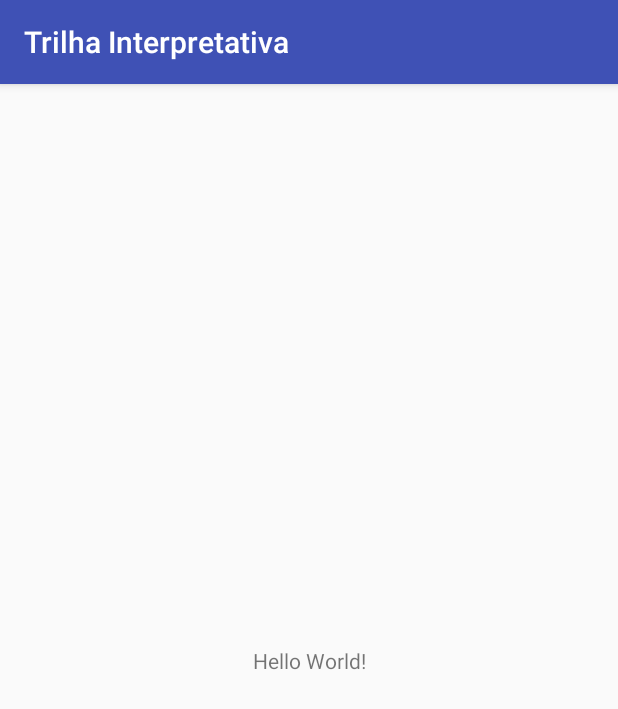
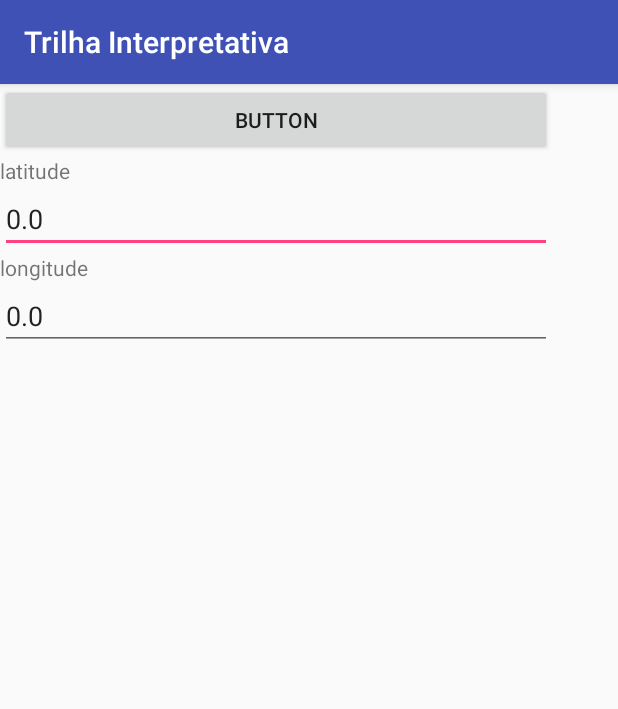
Before and after one commit to ivanknow/app-trilhas-interpretativas, an Android app: the screen it shows after launch (MainActivity), on a phone screen of 412 x 824 dp. Shown: the top 709 px of the screen. Run offline under Robolectric (Android 15) with nearby library versions, the phone set to English and light mode, and no system bars.

Commit message:
pegando localização fina em tempo real

```diff
--- a/TrilhaInterpretativa/app/build.gradle
+++ b/TrilhaInterpretativa/app/build.gradle
@@ -24,7 +24,11 @@ dependencies {
     androidTestCompile('com.android.support.test.espresso:espresso-core:2.2.2', {
         exclude group: 'com.android.support', module: 'support-annotations'
     })
-    compile 'com.android.support:appcompat-v7:25.3.1'
+
+    compile 'com.android.support:appcompat-v7:25.2.0'
     compile 'com.android.support.constraint:constraint-layout:1.0.2'
     testCompile 'junit:junit:4.12'
+    compile 'com.google.android.gms:play-services:11.0.1'
+
+
 }
--- a/TrilhaInterpretativa/app/src/main/AndroidManifest.xml
+++ b/TrilhaInterpretativa/app/src/main/AndroidManifest.xml
@@ -1,6 +1,15 @@
 <?xml version="1.0" encoding="utf-8"?>
 <manifest xmlns:android="http://schemas.android.com/apk/res/android"
     package="br.com.ufrpe.isantos.trilhainterpretativa">
+
+    <uses-permission android:name="android.permission.ACCESS_NETWORK_STATE" />
+    <uses-permission android:name="android.permission.INTERNET" />
+    <uses-permission android:name="android.permission.WRITE_EXTERNAL_STORAGE" />
+
+    <uses-permission android:name="android.permission.ACCESS_FINE_LOCATION" />
+
+    <!-- Needed only if your app targets Android 5.0 (API level 21) or higher. -->
+    <uses-feature android:name="android.hardware.location.gps" />
 
     <application
         android:allowBackup="true"
@@ -9,6 +18,9 @@
         android:roundIcon="@mipmap/ic_launcher_round"
         android:supportsRtl="true"
         android:theme="@style/AppTheme">
+        <meta-data
+            android:name="com.google.android.gms.version"
+            android:value="@integer/google_play_services_version" />
         <activity android:name=".MainActivity">
             <intent-filter>
                 <action android:name="android.intent.action.MAIN" />
--- a/TrilhaInterpretativa/app/src/main/java/br/com/ufrpe/isantos/trilhainterpretativa/MainActivity.java
+++ b/TrilhaInterpretativa/app/src/main/java/br/com/ufrpe/isantos/trilhainterpretativa/MainActivity.java
@@ -1,13 +1,119 @@
 package br.com.ufrpe.isantos.trilhainterpretativa;
 
+import android.Manifest;
+import android.content.Context;
+import android.content.pm.PackageManager;
+import android.location.Location;
+
+import com.google.android.gms.location.LocationListener;
+
+import android.location.LocationManager;
+import android.support.annotation.NonNull;
+import android.support.annotation.Nullable;
+import android.support.v4.app.ActivityCompat;
 import android.support.v7.app.AppCompatActivity;
 import android.os.Bundle;
+import android.util.Log;
+import android.view.View;
+import android.widget.EditText;
+import android.widget.Toast;
 
-public class MainActivity extends AppCompatActivity {
+import com.google.android.gms.common.ConnectionResult;
+import com.google.android.gms.common.api.GoogleApiClient;
+import com.google.android.gms.internal.m;
+import com.google.android.gms.location.LocationRequest;
+import com.google.android.gms.location.LocationServices;
+
+import static br.com.ufrpe.isantos.trilhainterpretativa.R.id.etLatitude;
+import static br.com.ufrpe.isantos.trilhainterpretativa.R.id.etLongetude;
+
+public class MainActivity extends AppCompatActivity
+        implements GoogleApiClient.ConnectionCallbacks,
+        GoogleApiClient.OnConnectionFailedListener, LocationListener {
+    EditText etLatitude;
+    EditText etLongetude;
+    double longitude;
+    double latitude;
+    private GoogleApiClient mGoogleApiClient;
+    private LocationRequest mLocationRequest;
+
+    private final String LOG_TAG = "TrilhaInterpretativaApp";
+
+    @Override
+    protected void onStart() {
+        super.onStart();
+        mGoogleApiClient.connect();
+    }
+
+    @Override
+    protected void onStop() {
+        mGoogleApiClient.disconnect();
+        super.onStop();
+    }
 
     @Override
     protected void onCreate(Bundle savedInstanceState) {
         super.onCreate(savedInstanceState);
         setContentView(R.layout.activity_main);
+
+        mGoogleApiClient = new GoogleApiClient
+                .Builder(this)
+                .addApi(LocationServices.API)
+                .addConnectionCallbacks(this)
+                .addOnConnectionFailedListener(this).build();
+
+        etLatitude = (EditText) findViewById(R.id.etLatitude);
+        etLongetude = (EditText) findViewById(R.id.etLongetude);
+        etLatitude.setText(longitude + "");
+        etLongetude.setText(longitude + "");
+
+
     }
+
+    @Override
+    public void onRequestPermissionsResult(int requestCode, @NonNull String[] permissions, @NonNull int[] grantResults) {
+        super.onRequestPermissionsResult(requestCode, permissions, grantResults);
+    }
+
+    @Override
+    public void onConnected(@Nullable Bundle bundle) {
+        mLocationRequest = LocationRequest.create();
+        mLocationRequest.setPriority(LocationRequest.PRIORITY_HIGH_ACCURACY);
+        mLocationRequest.setInterval(1000);
+
+
+        if (ActivityCompat.checkSelfPermission(this, Manifest.permission.ACCESS_FINE_LOCATION) != PackageManager.PERMISSION_GRANTED && ActivityCompat.checkSelfPermission(this, Manifest.permission.ACCESS_COARSE_LOCATION) != PackageManager.PERMISSION_GRANTED) {
+            Log.i(LOG_TAG,"FAIL");
+            ActivityCompat.requestPermissions(this,new String[]{android.Manifest.permission.ACCESS_FINE_LOCATION},1);
+            // TODO: Consider calling
+            //    ActivityCompat#requestPermissions
+            // here to request the missing permissions, and then overriding
+            //   public void onRequestPermissionsResult(int requestCode, String[] permissions,
+            //                                          int[] grantResults)
+            // to handle the case where the user grants the permission. See the documentation
+            // for ActivityCompat#requestPermissions for more details.
+            return;
+        }
+        LocationServices.FusedLocationApi.requestLocationUpdates(mGoogleApiClient, mLocationRequest, this);
+
+
+    }
+
+    @Override
+    public void onConnectionSuspended(int i) {
+        Log.i(LOG_TAG,"Suspended");
+    }
+
+    @Override
+    public void onConnectionFailed(@NonNull ConnectionResult connectionResult) {
+        Log.i(LOG_TAG,"Fail");
+    }
+
+    @Override
+    public void onLocationChanged(Location location) {
+        Log.i(LOG_TAG,"CHANGED");
+        etLatitude.setText(location.toString());
+    }
+
+
 }
--- a/TrilhaInterpretativa/app/src/main/res/layout/activity_main.xml
+++ b/TrilhaInterpretativa/app/src/main/res/layout/activity_main.xml
@@ -6,13 +6,49 @@
     android:layout_height="match_parent"
     tools:context="br.com.ufrpe.isantos.trilhainterpretativa.MainActivity">
 
-    <TextView
-        android:layout_width="wrap_content"
-        android:layout_height="wrap_content"
-        android:text="Hello World!"
-        app:layout_constraintBottom_toBottomOf="parent"
-        app:layout_constraintLeft_toLeftOf="parent"
-        app:layout_constraintRight_toRightOf="parent"
-        app:layout_constraintTop_toTopOf="parent" />
+    <LinearLayout
+        android:layout_width="368dp"
+        android:layout_height="495dp"
+        android:orientation="vertical"
+        tools:layout_editor_absoluteX="8dp"
+        tools:layout_editor_absoluteY="8dp">
 
+        <Button
+            android:id="@+id/button2"
+            android:layout_width="match_parent"
+            android:layout_height="wrap_content"
+            android:text="Button"
+            android:onClick="getPosition"/>
+
+        <TextView
+            android:id="@+id/textView3"
+            android:layout_width="match_parent"
+            android:layout_height="wrap_content"
+            android:text="@string/latitude" />
+
+        <EditText
+            android:id="@+id/etLatitude"
+            android:layout_width="match_parent"
+            android:layout_height="wrap_content"
+            android:ems="10"
+            android:inputType="textPersonName"
+            android:text="" />
+
+        <TextView
+            android:id="@+id/textView4"
+            android:layout_width="match_parent"
+            android:layout_height="wrap_content"
+            android:text="@string/longitude" />
+
+        <EditText
+            android:id="@+id/etLongetude"
+            android:layout_width="match_parent"
+            android:layout_height="wrap_content"
+            android:ems="10"
+            android:inputType="textPersonName"
+            android:text="" />
+
+
+
+    </LinearLayout>
 </android.support.constraint.ConstraintLayout>
--- a/TrilhaInterpretativa/app/src/main/res/values/strings.xml
+++ b/TrilhaInterpretativa/app/src/main/res/values/strings.xml
@@ -1,3 +1,5 @@
 <resources>
     <string name="app_name">Trilha Interpretativa</string>
+    <string name="longitude">longitude</string>
+    <string name="latitude">latitude</string>
 </resources>
```
